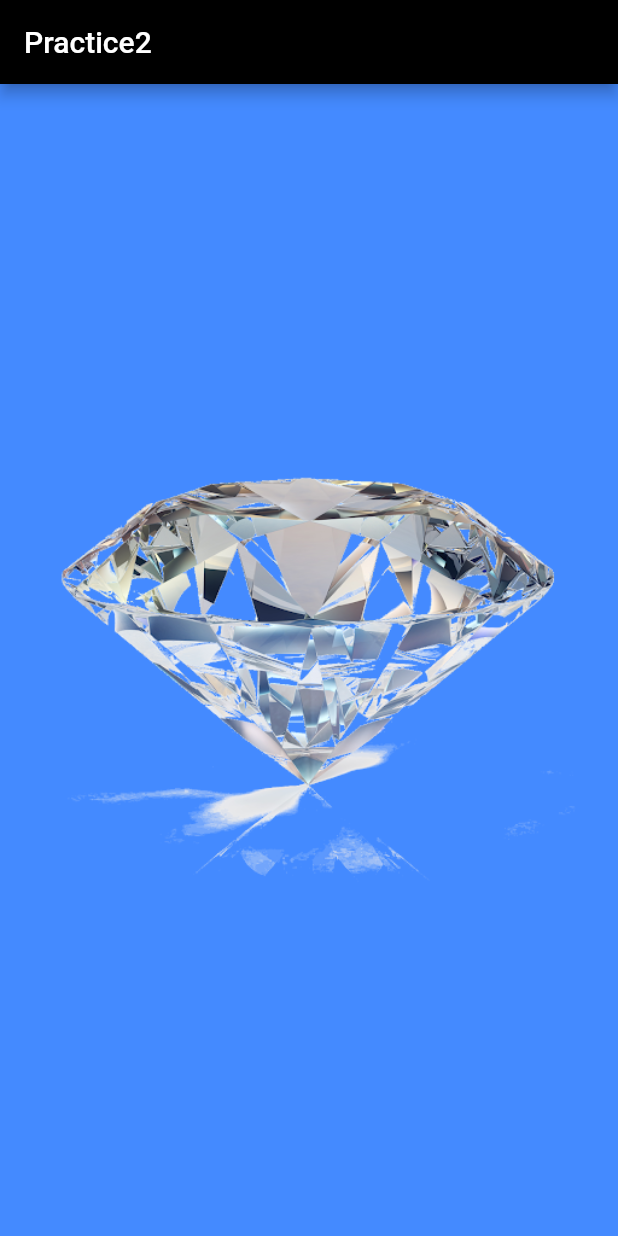
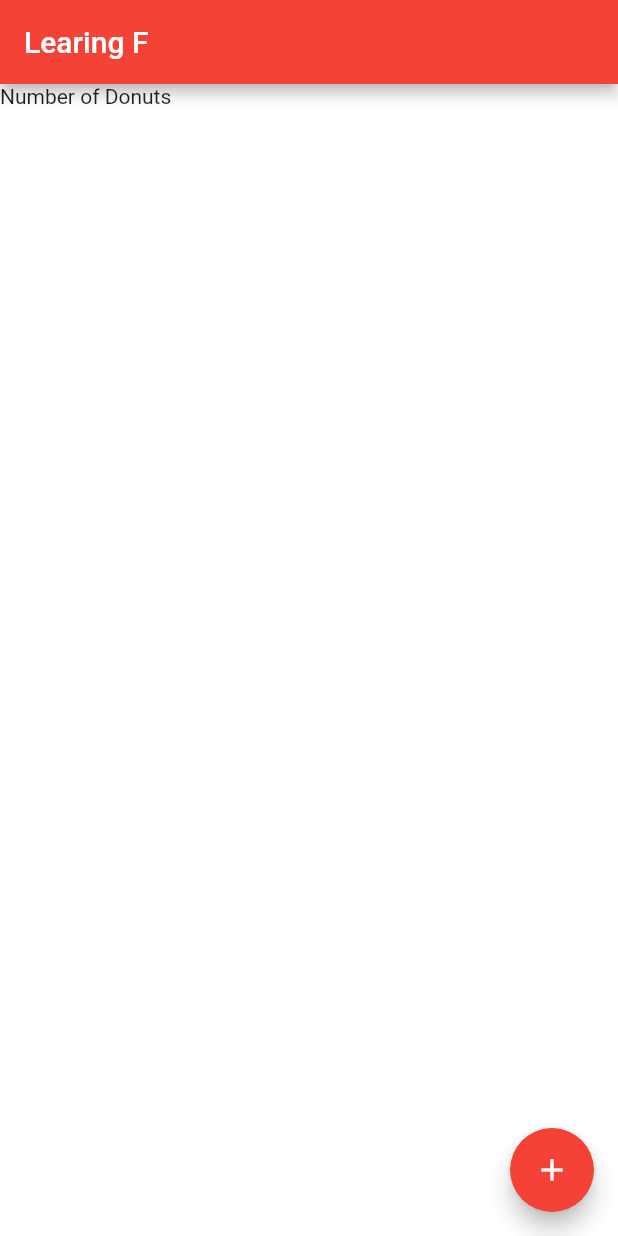
Before and after one commit to noumanshah951/flutter_learning, a Flutter app: the screen it shows after launch, on a phone screen of 412 x 824 dp. Run offline on Flutter 3.47's test engine with Material 2 defaults, Android fonts, the phone set to English and light mode, and no system bars.

Commit message:
floating button

```diff
--- a/lib/main.dart
+++ b/lib/main.dart
@@ -1,14 +1,29 @@
 import 'package:flutter/material.dart';
 
-void main(){
-  runApp(MaterialApp(home :Scaffold(
-    backgroundColor: Colors.blueAccent,
-    appBar: AppBar(title: Text("Practice2"),
-    backgroundColor: Colors.black
-        ),
-    body:Center(child: Image( image: AssetImage('images/diamond.png'),))
-     )
-  )
-  );
+void main() {
+  runApp( MyApp());
+}
 
+
+class MyApp extends StatelessWidget {
+  @override
+  Widget build(BuildContext context) {
+    return MaterialApp(
+      home: Scaffold(
+          backgroundColor: Colors.white70,
+          appBar: AppBar(
+            title: Text('Learing F'),
+            backgroundColor: Colors.red,
+          ),
+          body:
+        Text('Number of Donuts')
+        ,
+        floatingActionButton: FloatingActionButton(
+        backgroundColor: Colors.red,
+        child: Icon(Icons.add),
+      ),
+
+      ),
+    );
+  }
 }
```
